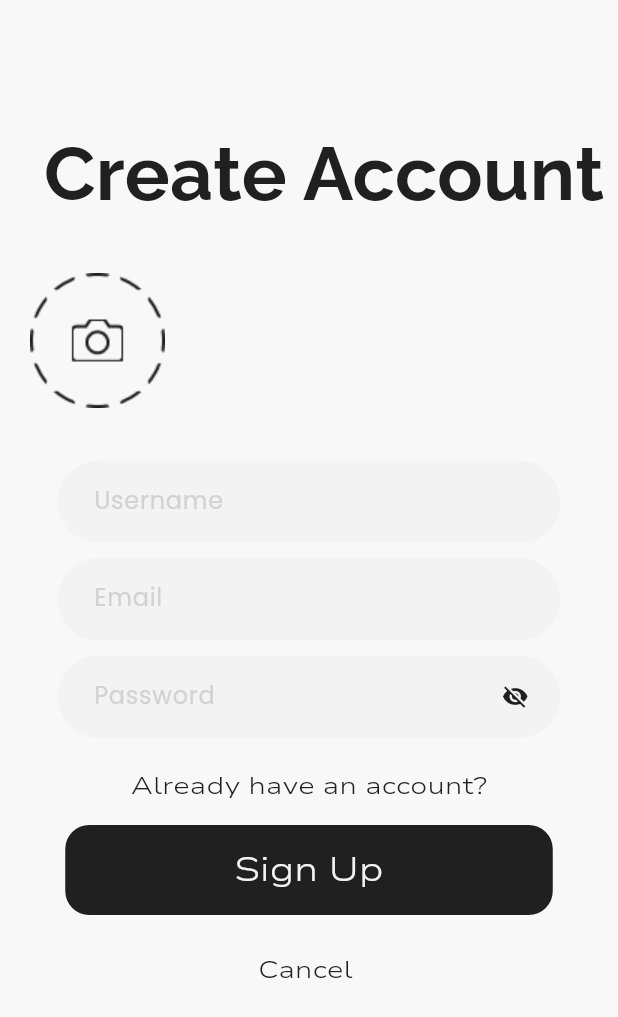
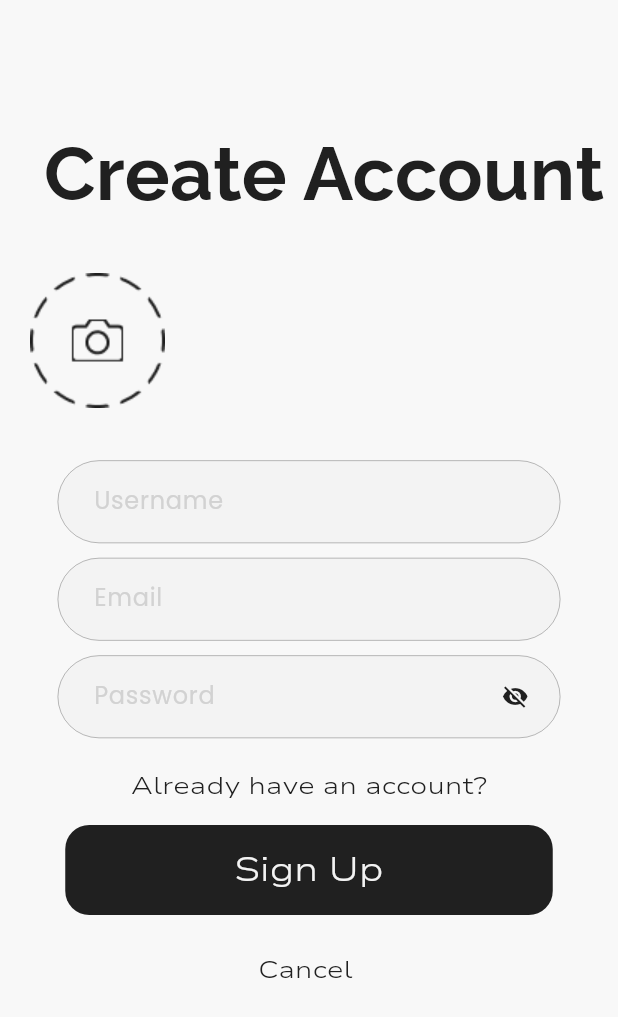
Before and after one commit to ahammednibras8/spare_boy, a Flutter app: the SignUpScreen screen opened directly, on a phone screen of 412 x 824 dp. Shown: the top 1017 px of the screen. Run offline on Flutter 3.47's test engine with Material 3 defaults, Android fonts, the phone set to English and light mode, and no system bars; our stand-ins replace google_fonts, pinput.

Commit message:
Improvements: Improved textfield border

```diff
--- a/lib/features/common/widgets/textfields.dart
+++ b/lib/features/common/widgets/textfields.dart
@@ -1,7 +1,6 @@
 import 'package:flutter/material.dart';
 import 'package:google_fonts/google_fonts.dart';
 import 'package:spare_boy/core/constants/app_colors.dart';
-
 
 class OnboardingTextField extends StatelessWidget {
   final String label;
@@ -10,8 +9,8 @@ class OnboardingTextField extends StatelessWidget {
   final TextInputType? keyBoardType;
   final bool? showPassword;
   final TextEditingController? controller;
-  const OnboardingTextField(
-      {super.key,
+  const OnboardingTextField({
+    super.key,
     required this.label,
     required this.validator,
     this.keyBoardType,
@@ -37,7 +36,28 @@ class OnboardingTextField extends StatelessWidget {
               const EdgeInsets.only(left: 20, bottom: 18, top: 18, right: 20),
           border: OutlineInputBorder(
             borderSide: BorderSide.none,
-              borderRadius: BorderRadius.circular(30)),
+            borderRadius: BorderRadius.circular(30),
+          ),
+          enabledBorder: OutlineInputBorder(
+            borderSide: const BorderSide(
+              color: AppColors.blackPrimary,
+              width: 0.2,
+            ),
+            borderRadius: BorderRadius.circular(30),
+          ),
+          errorBorder: OutlineInputBorder(
+            borderSide: const BorderSide(
+              color: AppColors.error,
+            ),
+            borderRadius: BorderRadius.circular(30),
+          ),
+          focusedBorder: OutlineInputBorder(
+            borderSide: const BorderSide(
+              color: AppColors.blackPrimary,
+              width: 1.5,
+            ),
+            borderRadius: BorderRadius.circular(30),
+          ),
           hintText: label,
           hintStyle: GoogleFonts.poppins(
             color: AppColors.textFormField,
```
Also changed, not shown: 3 other files. Lines whose indentation alone changed are shown as unchanged.
